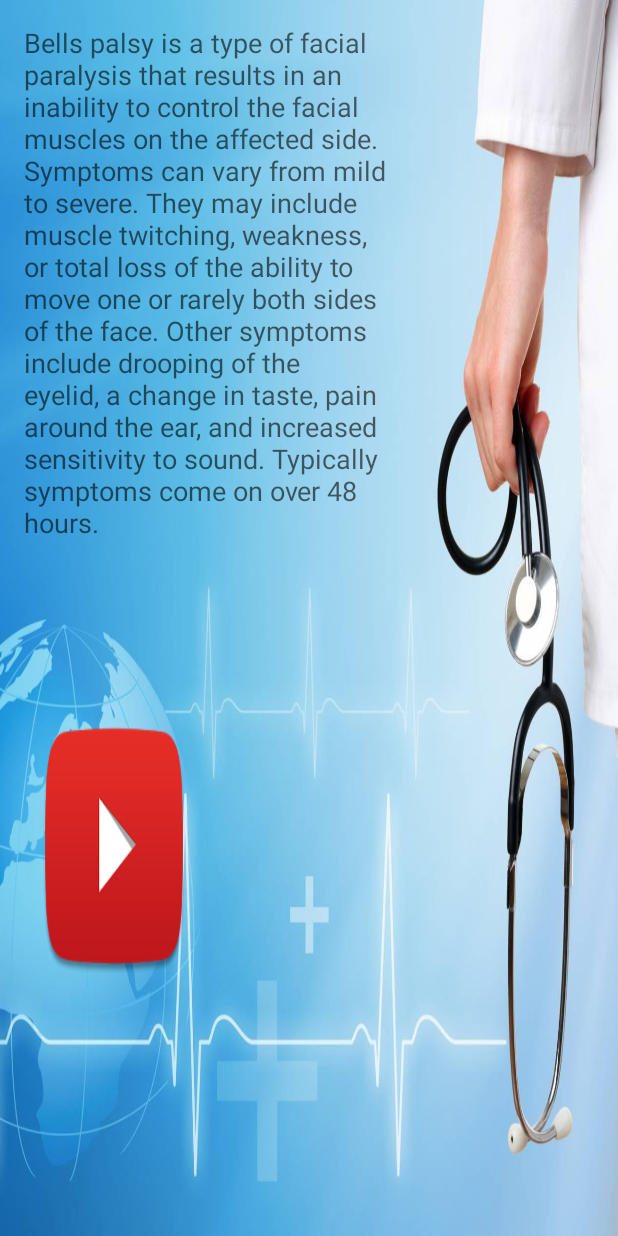
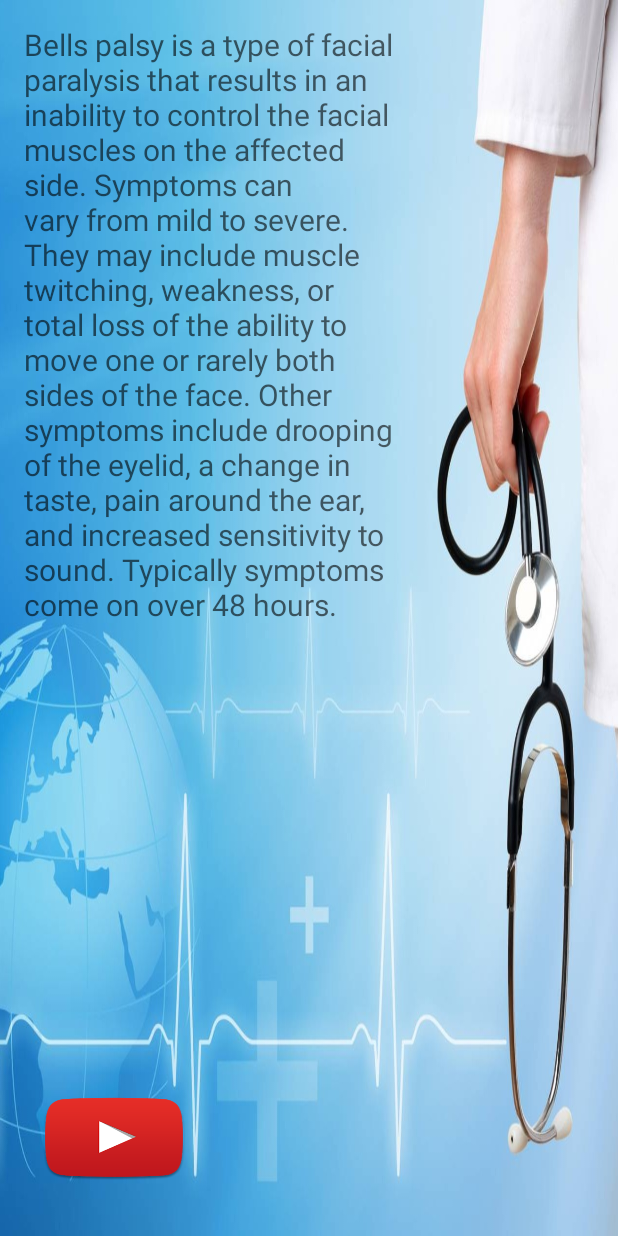
Before and after one commit to OBenzer/PhysoTrack, an Android app: the Medical_information screen opened directly, with no data from a screen before it, on a phone screen of 412 x 824 dp. Run offline under Robolectric (Android 15) with nearby library versions, the phone set to English and light mode, and no system bars.

Commit message:
medical information done !

```diff
--- a/app/src/main/res/layout/activity_medical_information.xml
+++ b/app/src/main/res/layout/activity_medical_information.xml
@@ -17,22 +17,20 @@
             android:id="@+id/txt_medical_information"
             style="@android:style/DeviceDefault.Light.ButtonBar"
             android:layout_width="250dp"
-            android:layout_height="wrap_content"
+            android:layout_height="450dp"
             android:layout_gravity="start"
             android:layout_weight="0.25"
             android:gravity="start"
             android:text="@string/medical_info_text"
             android:textAlignment="textStart"
             android:textAppearance="?android:attr/textAppearanceMedium"
-            android:textSize="18sp" />
+            android:textSize="20sp" />
 
     <Button
         android:id="@+id/btn_youtube_information"
         android:layout_width="120dp"
-            android:layout_height="50dp"
+        android:layout_height="98dp"
         android:layout_gravity="start"
-            android:layout_marginBottom="96dp"
-            android:layout_weight="1"
         android:background="@drawable/youtube"
         android:foregroundGravity="left"
         android:gravity="start"
```
Also changed, not shown: app/src/main/java/edu/sce/tom/physotrack/youtube_information.java (+35 -9 lines), app/src/main/res/layout/activity_youtube_information.xml (+9 -6 lines), 1 other file. Lines whose indentation alone changed are shown as unchanged.
